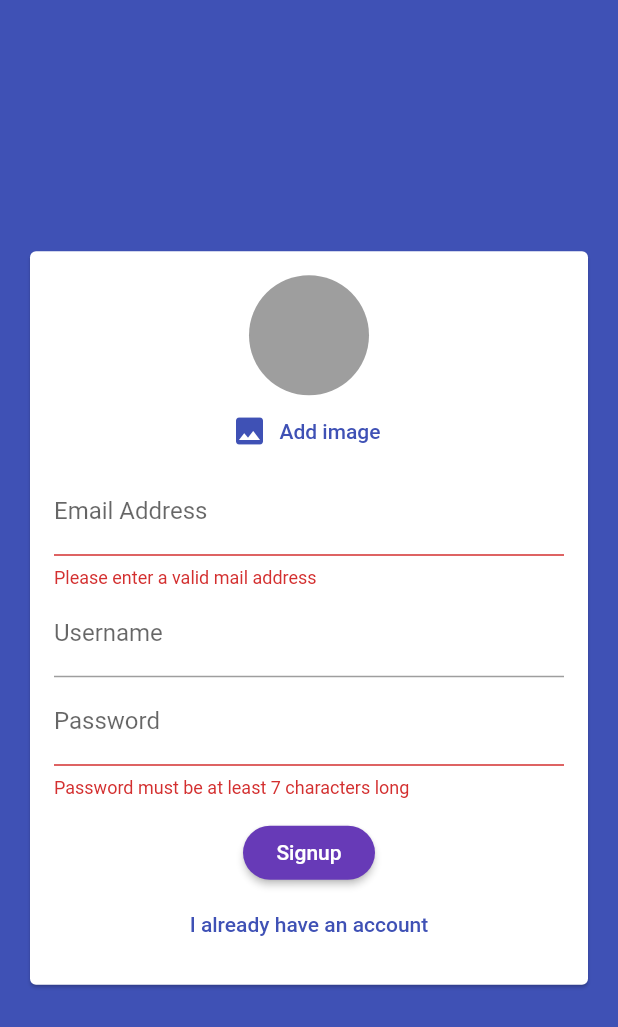
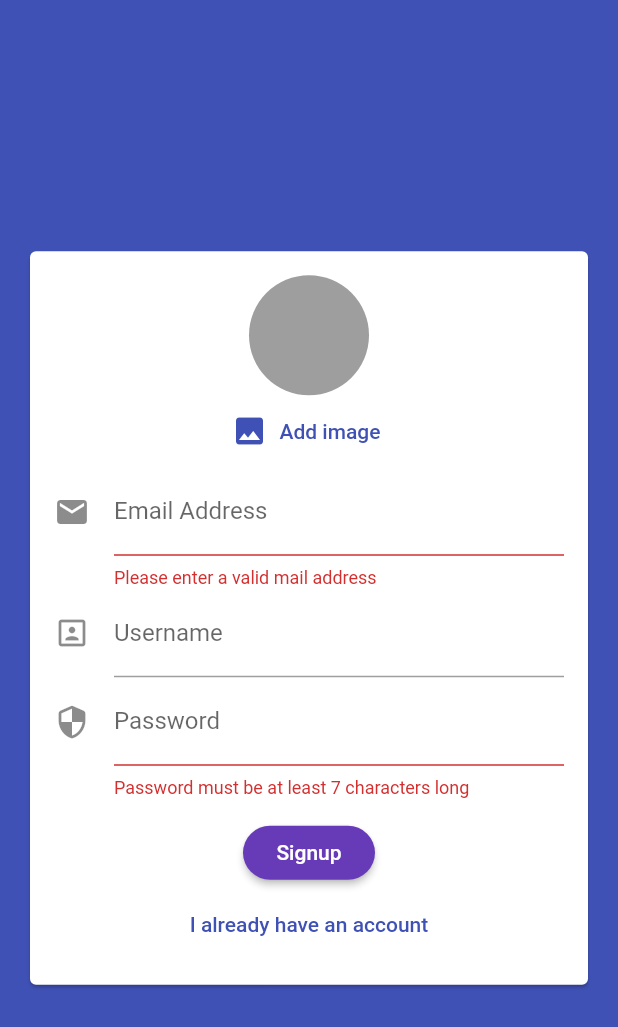
Before and after one commit to Arnaud-web/FlutterChat, a Flutter app: the screen it shows after launch, after a tap on "Login", after a tap on "Create new compte", after a tap on "Add image", on a phone screen of 412 x 824 dp. Shown: the top 1027 px of the screen. Run offline on Flutter 3.47's test engine with Material 2 defaults, Android fonts, the phone set to English and light mode, and no system bars; our stand-ins replace cloud_firestore, firebase_auth, firebase_storage, image_picker; accounts and stored records are empty.

Commit message:
add icon auth form

```diff
--- a/lib/pickers/user_image_picker.dart
+++ b/lib/pickers/user_image_picker.dart
@@ -15,7 +15,7 @@ class _UserImagePickerState extends State<UserImagePicker> {
 
   void _pickImage() async {
     final pickedImageFile = await  ImagePicker.pickImage(
-      source: ImageSource.camera,
+      source: ImageSource.gallery,
       imageQuality: 50,
       maxWidth: 150,);
       setState(() {
--- a/lib/widgets/auth/auth_form.dart
+++ b/lib/widgets/auth/auth_form.dart
@@ -72,6 +72,8 @@ class _AuthFormState extends State<AuthForm> {
                   keyboardType: TextInputType.emailAddress,
                   decoration: InputDecoration(
                     labelText: 'Email Address',
+                    icon: Icon(Icons.email),
+
                   ),
                   onSaved: (value) {
                     _userEmail = value;
@@ -89,7 +91,7 @@ class _AuthFormState extends State<AuthForm> {
                       }
                       return null;
                     },
-                    decoration: (InputDecoration(labelText: 'Username')),
+                    decoration: (InputDecoration(labelText: 'Username',icon: Icon(Icons.portrait))),
                     onSaved: (value) {
                       _userName = value;
                     },
@@ -102,7 +104,7 @@ class _AuthFormState extends State<AuthForm> {
                     }
                     return null;
                   },
-                  decoration: InputDecoration(labelText: 'Password'),
+                  decoration: InputDecoration(labelText: 'Password',icon: Icon(Icons.security_rounded)),
                   obscureText: true,
                   onSaved: (value) {
                     _userPassword = value;
```
